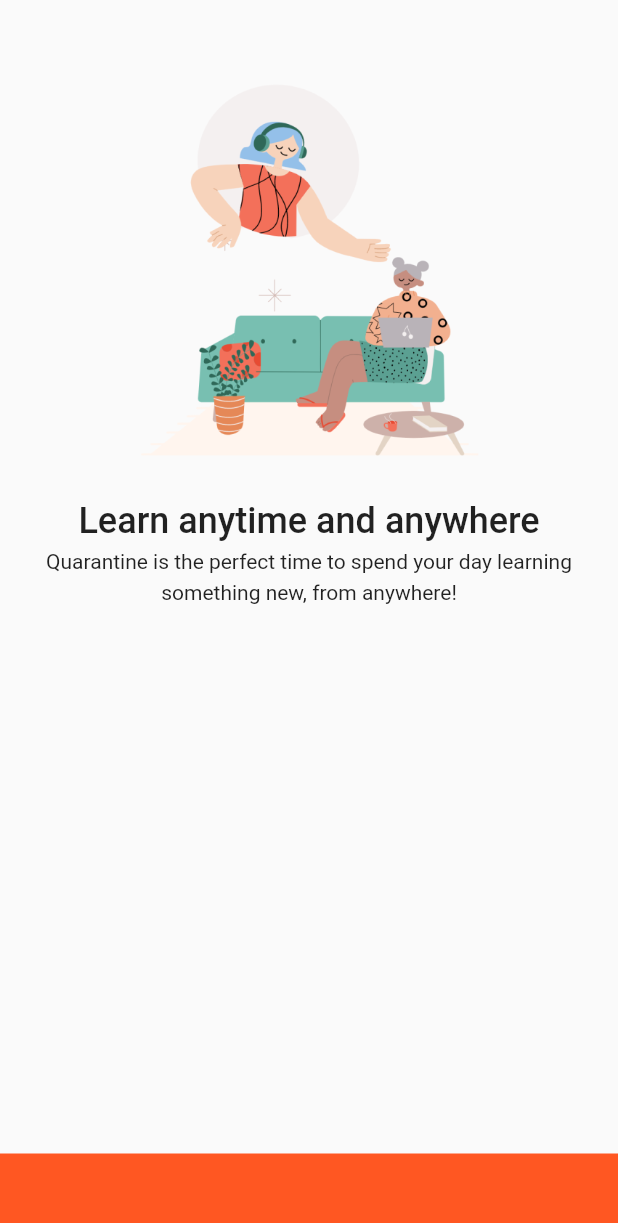
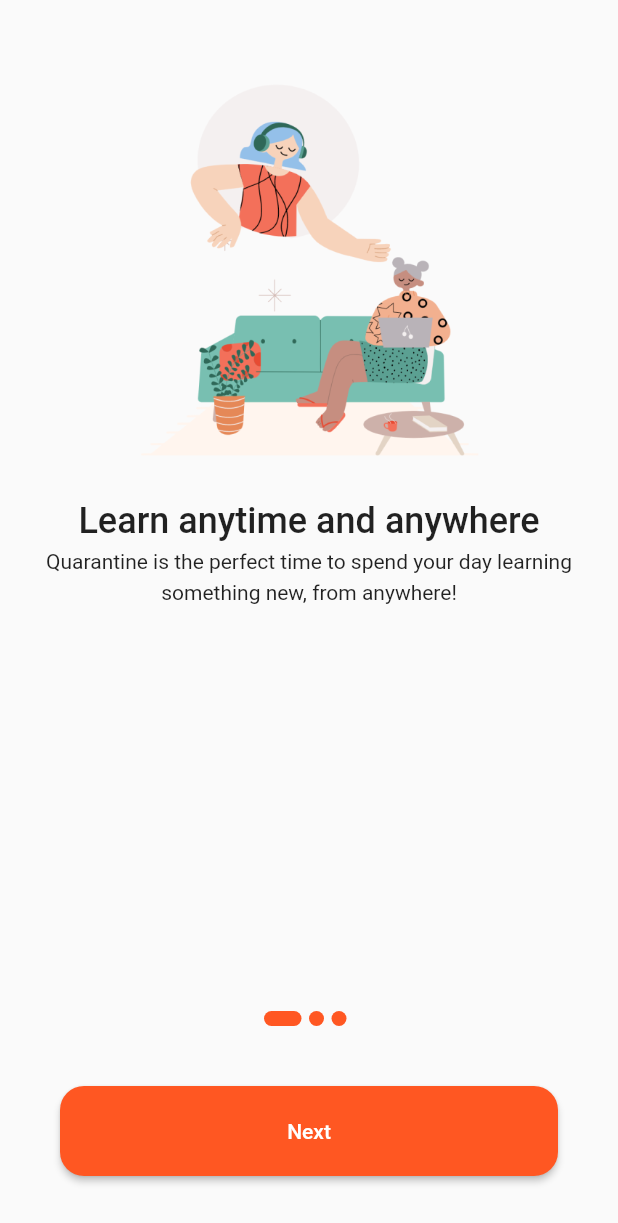
Before and after one commit to Serdyuk-prog/words-factory, a Flutter app: the screen it shows after launch, on a phone screen of 412 x 824 dp. Shown: the top 1223 px of the screen. Run offline on Flutter 3.47's test engine with Material 2 defaults, Android fonts, the phone set to English and light mode, and no system bars.

Commit message:
main stuff is done

```diff
--- a/lib/onboarding.dart
+++ b/lib/onboarding.dart
@@ -1,5 +1,6 @@
 import 'package:flutter/material.dart';
 import 'package:words_factory/content_modal.dart';
+import 'package:words_factory/home.dart';
 
 class Onboarding extends StatefulWidget {
   const Onboarding({super.key});
@@ -9,6 +10,15 @@ class Onboarding extends StatefulWidget {
 }
 
 class _OnboardingState extends State<Onboarding> {
+  int currentIndex = 0;
+  final PageController _controller = PageController(initialPage: 0);
+
+  @override
+  void dispose() {
+    _controller.dispose();
+    super.dispose();
+  }
+
   @override
   Widget build(BuildContext context) {
     return Scaffold(
@@ -16,7 +26,13 @@ class _OnboardingState extends State<Onboarding> {
         children: [
           Expanded(
             child: PageView.builder(
+                controller: _controller,
                 itemCount: contents.length,
+                onPageChanged: (int index) {
+                  setState(() {
+                    currentIndex = index;
+                  });
+                },
                 itemBuilder: (_, i) {
                   return Padding(
                     padding: const EdgeInsets.all(30.0),
@@ -46,12 +62,55 @@ class _OnboardingState extends State<Onboarding> {
                 }),
           ),
           Container(
-            height: 55,
+            child: Row(
+              mainAxisAlignment: MainAxisAlignment.center,
+              children: List.generate(
+                  contents.length, (index) => buildDot(index, context)),
+            ),
+          ),
+          Container(
+            height: 60,
+            margin: const EdgeInsets.all(40),
             width: double.infinity,
-            color: Theme.of(context).primaryColor,
+            // color: Theme.of(context).primaryColor,
+            child: ElevatedButton(
+              style: ElevatedButton.styleFrom(
+                  backgroundColor: Theme.of(context).primaryColor,
+                  shape: RoundedRectangleBorder(
+                      borderRadius: BorderRadius.circular(16))),
+              child: Text(
+                currentIndex == contents.length - 1 ? "Let’s Start" : "Next",
+                style: const TextStyle(color: Colors.white),
+              ),
+              onPressed: () {
+                if (currentIndex == contents.length - 1) {
+                  Navigator.pushReplacement(
+                    context,
+                    MaterialPageRoute(
+                      builder: (_) => Home(),
+                    ),
+                  );
+                }
+                _controller.nextPage(
+                  duration: Duration(milliseconds: 100),
+                  curve: Curves.bounceIn,
+                );
+              },
+            ),
           )
         ],
       ),
     );
   }
+
+  Container buildDot(int index, BuildContext context) {
+    return Container(
+        height: 10,
+        width: currentIndex == index ? 25 : 10,
+        margin: const EdgeInsets.only(right: 5),
+        decoration: BoxDecoration(
+          borderRadius: BorderRadius.circular(20),
+          color: Theme.of(context).primaryColor,
+        ));
+  }
 }
```
Also changed, not shown: lib/home.dart (added, +12 -0 lines), 21 other files.
